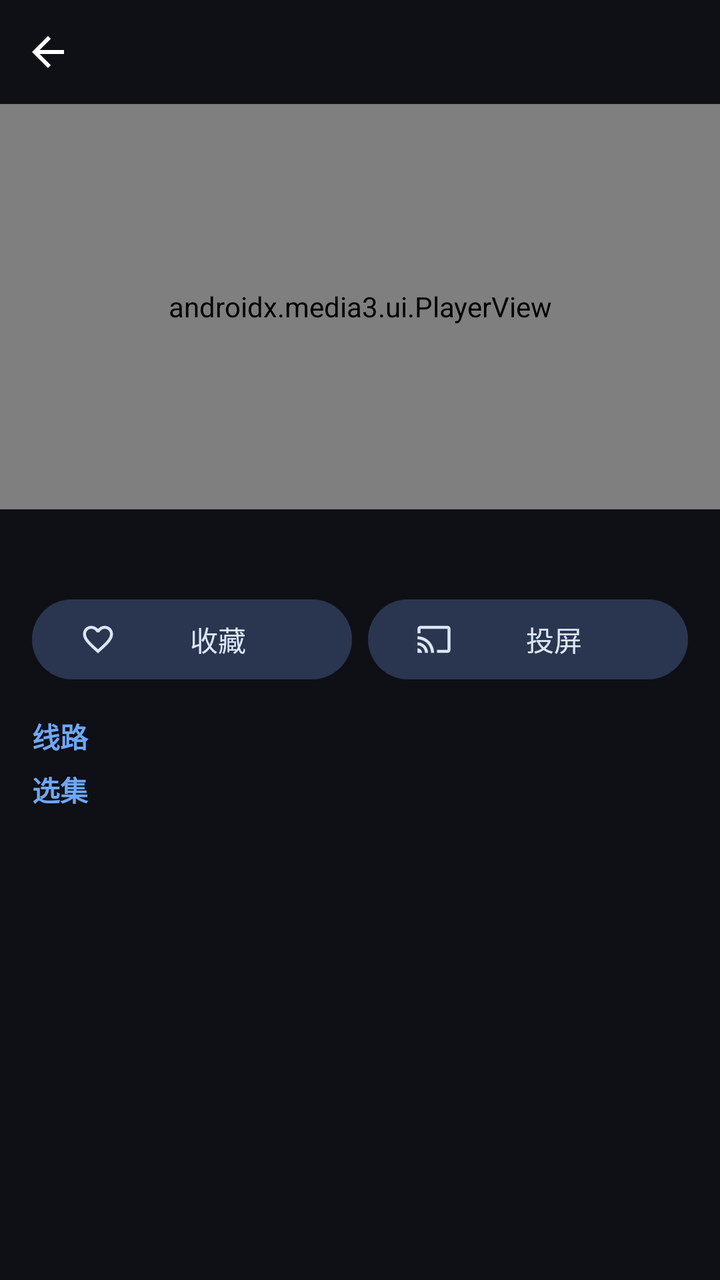
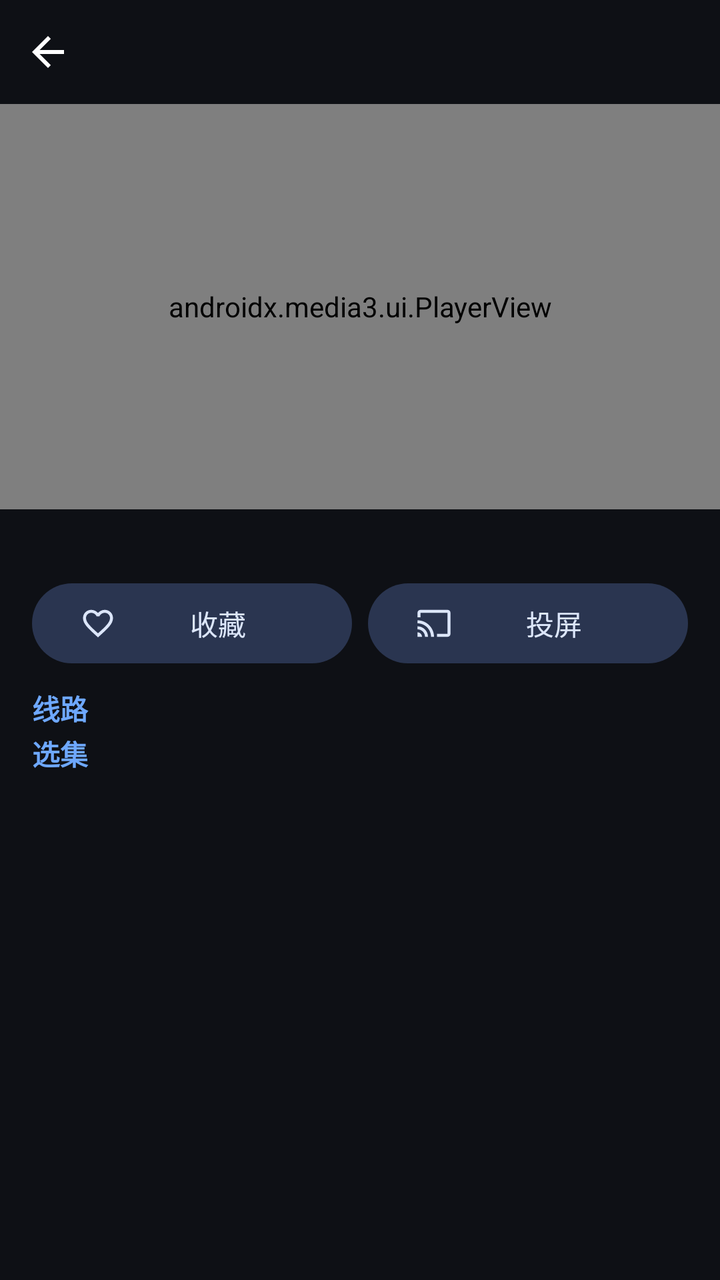

Compare the two renders of this Android layout. The source of the first and the diff that turns it into the second are given below.
<!-- AndroidManifest.xml: application theme Theme.TvPlayer -->
<!-- res/layout/activity_play.xml -->
<?xml version="1.0" encoding="utf-8"?>
<androidx.constraintlayout.widget.ConstraintLayout xmlns:android="http://schemas.android.com/apk/res/android"
    xmlns:app="http://schemas.android.com/apk/res-auto"
    android:layout_width="match_parent"
    android:layout_height="match_parent"
    android:background="@color/bg"
    android:fitsSystemWindows="true">

    <LinearLayout
        android:id="@+id/topbar"
        android:layout_width="0dp"
        android:layout_height="52dp"
        android:gravity="center_vertical"
        android:orientation="horizontal"
        app:layout_constraintEnd_toEndOf="parent"
        app:layout_constraintStart_toStartOf="parent"
        app:layout_constraintTop_toTopOf="parent">

        <ImageButton
            android:id="@+id/back"
            android:layout_width="48dp"
            android:layout_height="48dp"
            android:background="?attr/selectableItemBackgroundBorderless"
            android:contentDescription="@string/back"
            android:src="@drawable/ic_back" />

        <TextView
            android:id="@+id/title"
            android:layout_width="0dp"
            android:layout_height="wrap_content"
            android:layout_weight="1"
            android:ellipsize="end"
            android:maxLines="1"
            android:paddingEnd="16dp"
            android:textAppearance="?attr/textAppearanceTitleMedium" />

    </LinearLayout>

    <androidx.media3.ui.PlayerView
        android:id="@+id/player"
        android:layout_width="0dp"
        android:layout_height="0dp"
        android:background="@android:color/black"
        app:layout_constraintDimensionRatio="16:9"
        app:layout_constraintEnd_toEndOf="parent"
        app:layout_constraintStart_toStartOf="parent"
        app:layout_constraintTop_toBottomOf="@id/topbar"
        app:resize_mode="fit"
        app:show_buffering="when_playing"
        app:use_controller="true" />

    <LinearLayout
        android:layout_width="0dp"
        android:layout_height="0dp"
        android:orientation="vertical"
        app:layout_constraintBottom_toBottomOf="parent"
        app:layout_constraintEnd_toEndOf="parent"
        app:layout_constraintStart_toStartOf="parent"
        app:layout_constraintTop_toBottomOf="@id/player">

        <TextView
            android:id="@+id/info"
            android:layout_width="match_parent"
            android:layout_height="wrap_content"
            android:paddingStart="16dp"
            android:paddingTop="12dp"
            android:paddingEnd="16dp"
            android:textAppearance="?attr/textAppearanceBodyMedium"
            android:textColor="@color/accent" />

        <LinearLayout
            android:layout_width="match_parent"
            android:layout_height="wrap_content"
            android:orientation="horizontal"
            android:paddingStart="16dp"
            android:paddingTop="10dp"
            android:paddingEnd="16dp">

            <com.google.android.material.button.MaterialButton
                android:id="@+id/favorite"
                style="@style/Widget.Material3.Button.TonalButton"
                android:layout_width="0dp"
                android:layout_height="wrap_content"
                android:layout_weight="1"
                android:text="@string/favorite"
                app:icon="@drawable/ic_heart_outline" />

            <com.google.android.material.button.MaterialButton
                android:id="@+id/cast"
                style="@style/Widget.Material3.Button.TonalButton"
                android:layout_width="0dp"
                android:layout_height="wrap_content"
                android:layout_marginStart="8dp"
                android:layout_weight="1"
                android:text="@string/cast"
                app:icon="@drawable/ic_cast" />

        </LinearLayout>

        <TextView
            android:layout_width="wrap_content"
            android:layout_height="wrap_content"
            android:paddingStart="16dp"
            android:paddingTop="14dp"
            android:text="线路"
            android:textAppearance="@style/TextAppearance.TvPlayer.Section" />

        <androidx.recyclerview.widget.RecyclerView
        android:descendantFocusability="afterDescendants"
        android:focusable="false"
            android:id="@+id/lines"
            android:layout_width="match_parent"
            android:layout_height="wrap_content"
            android:orientation="horizontal"
            android:paddingStart="12dp"
            android:paddingEnd="12dp"
            app:layoutManager="androidx.recyclerview.widget.LinearLayoutManager" />

        <TextView
            android:id="@+id/epLabel"
            android:layout_width="wrap_content"
            android:layout_height="wrap_content"
            android:paddingStart="16dp"
            android:paddingTop="6dp"
            android:text="选集"
            android:textAppearance="@style/TextAppearance.TvPlayer.Section" />

        <androidx.recyclerview.widget.RecyclerView
        android:descendantFocusability="afterDescendants"
        android:focusable="false"
            android:id="@+id/episodes"
            android:layout_width="match_parent"
            android:layout_height="0dp"
            android:layout_weight="1"
            android:clipToPadding="false"
            android:paddingStart="12dp"
            android:paddingEnd="12dp"
            android:paddingBottom="12dp" />

    </LinearLayout>

</androidx.constraintlayout.widget.ConstraintLayout>
<!-- resources referenced by this layout -->
<resources>
  <color name="accent">#6EA8FF</color>
  <color name="bg">#0E1015</color>
  <!-- drawable ic_back (drawable) -->
  <?xml version="1.0" encoding="utf-8"?>
  <vector xmlns:android="http://schemas.android.com/apk/res/android"
      android:width="24dp"
      android:height="24dp"
      android:viewportWidth="24"
      android:viewportHeight="24">
      <path
          android:fillColor="#FFFFFFFF"
          android:pathData="M20,11H7.83l5.59,-5.59L12,4l-8,8 8,8 1.41,-1.41L7.83,13H20v-2z" />
  </vector>
  <!-- drawable ic_cast (drawable) -->
  <?xml version="1.0" encoding="utf-8"?>
  <vector xmlns:android="http://schemas.android.com/apk/res/android"
      android:width="24dp"
      android:height="24dp"
      android:viewportWidth="24"
      android:viewportHeight="24">
      <path
          android:fillColor="#FFFFFFFF"
          android:pathData="M1,18v3h3c0,-1.66 -1.34,-3 -3,-3zM1,14v2c2.76,0 5,2.24 5,5h2c0,-3.87 -3.13,-7 -7,-7zM1,10v2c4.97,0 9,4.03 9,9h2c0,-6.08 -4.93,-11 -11,-11zM21,3L3,3c-1.1,0 -2,0.9 -2,2v3h2L3,5h18v14h-7v2h7c1.1,0 2,-0.9 2,-2L23,5c0,-1.1 -0.9,-2 -2,-2z" />
  </vector>
  <!-- drawable ic_heart_outline (drawable) -->
  <?xml version="1.0" encoding="utf-8"?>
  <vector xmlns:android="http://schemas.android.com/apk/res/android"
      android:width="24dp"
      android:height="24dp"
      android:viewportWidth="24"
      android:viewportHeight="24"
      android:tint="?attr/colorControlNormal">
      <path
          android:fillColor="#FF000000"
          android:pathData="M16.5,3c-1.74,0 -3.41,0.81 -4.5,2.09C10.91,3.81 9.24,3 7.5,3 4.42,3 2,5.42 2,8.5c0,3.78 3.4,6.86 8.55,11.54L12,21.35l1.45,-1.32C18.6,15.36 22,12.28 22,8.5 22,5.42 19.58,3 16.5,3zM12.1,18.55l-0.1,0.1 -0.1,-0.1C7.14,14.24 4,11.39 4,8.5 4,6.5 5.5,5 7.5,5c1.54,0 3.04,0.99 3.57,2.36h1.87C13.46,5.99 14.96,5 16.5,5c2,0 3.5,1.5 3.5,3.5 0,2.89 -3.14,5.74 -7.9,10.05z" />
  </vector>
  <string name="back">返回</string>
  <string name="cast">投屏</string>
  <string name="favorite">收藏</string>
  <style name="TextAppearance.TvPlayer.Section" parent="TextAppearance.Material3.TitleSmall">
          <item name="android:textColor">@color/accent</item>
          <item name="android:textStyle">bold</item>
      </style>
  <color name="accent_container">#1E3B6B</color>
  <color name="surface">#161923</color>
  <color name="on_surface">#E8EAF0</color>
  <color name="surface_variant">#232837</color>
  <color name="on_surface_variant">#A4ABBD</color>
  <color name="outline">#363C50</color>
  <style name="Widget.TvPlayer.Nav" parent="Widget.Material3.BottomNavigationView">
          <item name="backgroundTint">@color/surface</item>
          <item name="itemActiveIndicatorStyle">@style/Widget.TvPlayer.NavIndicator</item>
          <item name="elevation">0dp</item>
      </style>
  <style name="Widget.TvPlayer.NavIndicator" parent="Widget.Material3.BottomNavigationView.ActiveIndicator">
          <item name="android:color">@color/accent_container</item>
      </style>
  <!-- unchanged entries left out for length: 1 -->
</resources>

<!-- the commit's change to res/layout/activity_play.xml (unified diff, before → after) -->
@@ -63,7 +63,7 @@
             android:layout_width="match_parent"
             android:layout_height="wrap_content"
             android:paddingStart="16dp"
-            android:paddingTop="12dp"
+            android:paddingTop="8dp"
             android:paddingEnd="16dp"
             android:textAppearance="?attr/textAppearanceBodyMedium"
             android:textColor="@color/accent" />
@@ -73,7 +73,7 @@
             android:layout_height="wrap_content"
             android:orientation="horizontal"
             android:paddingStart="16dp"
-            android:paddingTop="10dp"
+            android:paddingTop="6dp"
             android:paddingEnd="16dp">
 
             <com.google.android.material.button.MaterialButton
@@ -101,7 +101,7 @@
             android:layout_width="wrap_content"
             android:layout_height="wrap_content"
             android:paddingStart="16dp"
-            android:paddingTop="14dp"
+            android:paddingTop="8dp"
             android:text="线路"
             android:textAppearance="@style/TextAppearance.TvPlayer.Section" />
 
@@ -121,7 +121,7 @@
             android:layout_width="wrap_content"
             android:layout_height="wrap_content"
             android:paddingStart="16dp"
-            android:paddingTop="6dp"
+            android:paddingTop="2dp"
             android:text="选集"
             android:textAppearance="@style/TextAppearance.TvPlayer.Section" />
 
